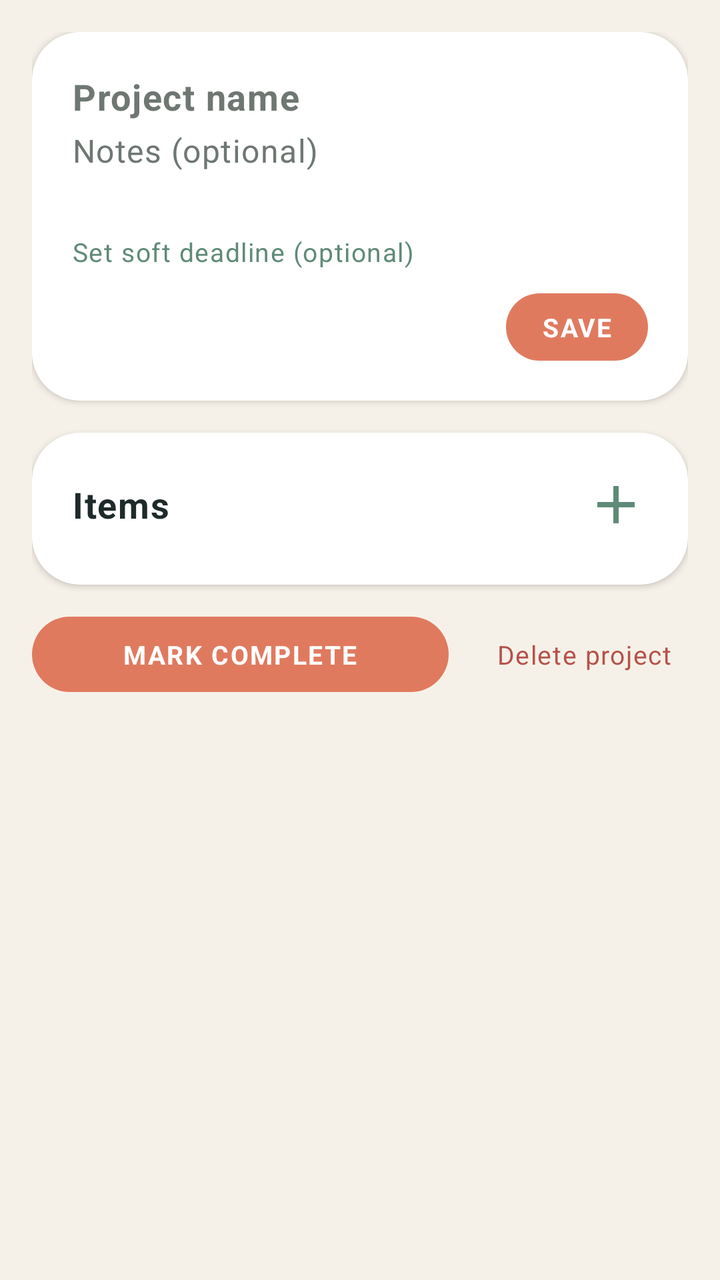
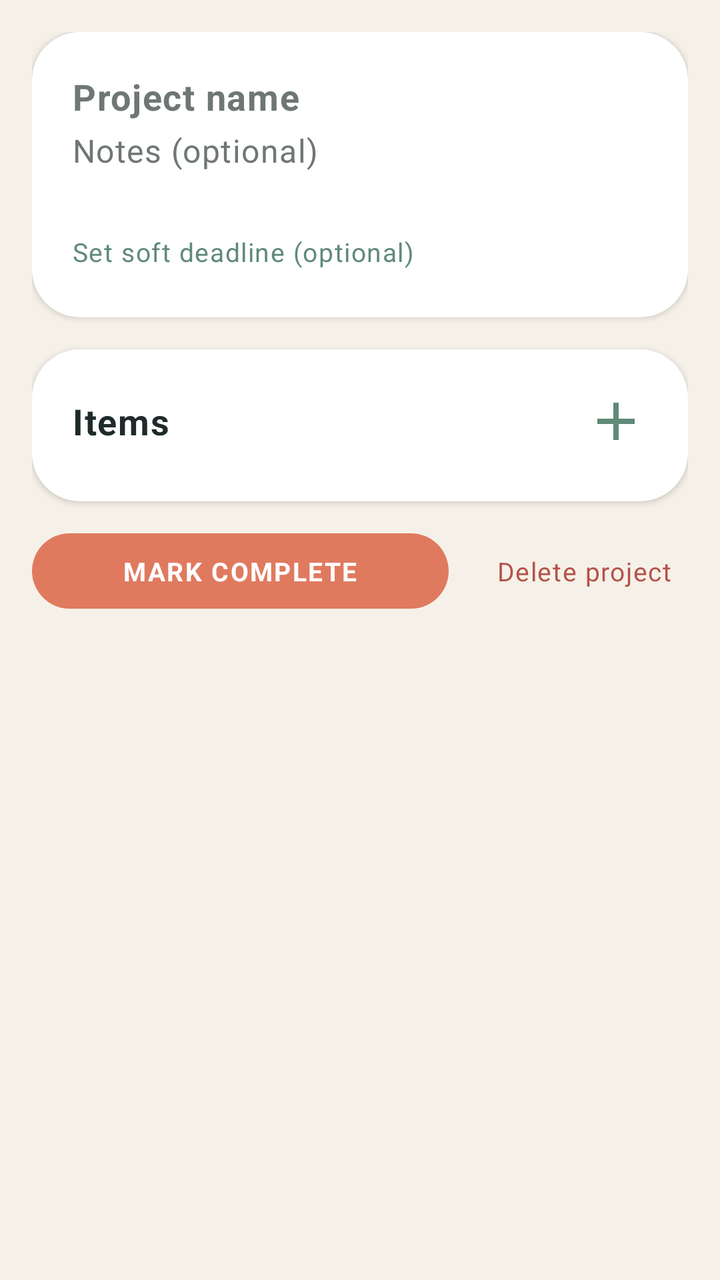

Compare the two renders of this Android layout. The source of the first and the diff that turns it into the second are given below.
<!-- AndroidManifest.xml: application theme Theme.BBetter -->
<!-- res/layout/fragment_project_detail.xml -->
<?xml version="1.0" encoding="utf-8"?>
<androidx.core.widget.NestedScrollView xmlns:android="http://schemas.android.com/apk/res/android"
    xmlns:app="http://schemas.android.com/apk/res-auto"
    xmlns:tools="http://schemas.android.com/tools"
    android:layout_width="match_parent"
    android:layout_height="match_parent"
    android:background="@color/bb_surface"
    android:fillViewport="true"
    android:scrollbars="none"
    tools:context=".ui.projects.ProjectDetailFragment">

    <LinearLayout
        android:layout_width="match_parent"
        android:layout_height="wrap_content"
        android:orientation="vertical"
        android:paddingStart="@dimen/spacing_md"
        android:paddingEnd="@dimen/spacing_md"
        android:paddingTop="@dimen/spacing_md"
        android:paddingBottom="@dimen/spacing_lg">

        
        <LinearLayout
            android:layout_width="match_parent"
            android:layout_height="wrap_content"
            android:background="@drawable/bg_card"
            android:elevation="@dimen/elevation_card"
            android:orientation="vertical"
            android:padding="@dimen/home_card_padding">

            <EditText
                android:id="@+id/projectDetailNameInput"
                android:layout_width="match_parent"
                android:layout_height="wrap_content"
                android:background="@null"
                android:hint="@string/create_project_name_hint"
                android:importantForAutofill="no"
                android:inputType="textCapSentences"
                android:maxLines="1"
                android:textAppearance="@style/TextAppearance.BBetter.Title" />

            <EditText
                android:id="@+id/projectDetailNotesInput"
                android:layout_width="match_parent"
                android:layout_height="wrap_content"
                android:layout_marginTop="@dimen/spacing_xs"
                android:background="@null"
                android:gravity="top"
                android:hint="@string/create_project_notes_hint"
                android:importantForAutofill="no"
                android:inputType="textMultiLine|textCapSentences"
                android:minLines="2"
                android:maxLines="6"
                android:textAppearance="@style/TextAppearance.BBetter.BodyMuted" />

            <LinearLayout
                android:layout_width="match_parent"
                android:layout_height="wrap_content"
                android:layout_marginTop="@dimen/spacing_sm"
                android:gravity="center_vertical"
                android:orientation="horizontal">

                <TextView
                    android:id="@+id/projectDetailDeadlineButton"
                    android:layout_width="0dp"
                    android:layout_height="wrap_content"
                    android:layout_weight="1"
                    android:background="?attr/selectableItemBackground"
                    android:clickable="true"
                    android:focusable="true"
                    android:paddingTop="@dimen/spacing_xs"
                    android:paddingBottom="@dimen/spacing_xs"
                    android:text="@string/create_project_set_deadline"
                    android:textAppearance="@style/TextAppearance.BBetter.Label"
                    android:textColor="@color/bb_primary" />

                <TextView
                    android:id="@+id/projectDetailDeadlineChip"
                    android:layout_width="wrap_content"
                    android:layout_height="wrap_content"
                    android:background="@drawable/bg_chip_secondary"
                    android:paddingStart="10dp"
                    android:paddingEnd="10dp"
                    android:paddingTop="4dp"
                    android:paddingBottom="4dp"
                    android:textAppearance="@style/TextAppearance.BBetter.Chip"
                    android:visibility="gone" />
            </LinearLayout>

            <TextView
                android:id="@+id/projectDetailSaveHeaderButton"
                android:layout_width="wrap_content"
                android:layout_height="wrap_content"
                android:layout_gravity="end"
                android:layout_marginTop="@dimen/spacing_sm"
                android:background="@drawable/bg_chip_energy"
                android:clickable="true"
                android:focusable="true"
                android:gravity="center"
                android:paddingStart="18dp"
                android:paddingEnd="18dp"
                android:paddingTop="8dp"
                android:paddingBottom="8dp"
                android:text="@string/project_detail_save"
                android:textAppearance="@style/TextAppearance.BBetter.Chip"
                android:textColor="@color/bb_on_primary" />

        </LinearLayout>

        
        <LinearLayout
            android:layout_width="match_parent"
            android:layout_height="wrap_content"
            android:layout_marginTop="@dimen/spacing_md"
            android:background="@drawable/bg_card"
            android:elevation="@dimen/elevation_card"
            android:orientation="vertical"
            android:padding="@dimen/home_card_padding">

            <LinearLayout
                android:layout_width="match_parent"
                android:layout_height="wrap_content"
                android:gravity="center_vertical"
                android:orientation="horizontal">

                <TextView
                    android:layout_width="0dp"
                    android:layout_height="wrap_content"
                    android:layout_weight="1"
                    android:text="@string/project_detail_items_title"
                    android:textAppearance="@style/TextAppearance.BBetter.Title" />

                <ImageButton
                    android:id="@+id/projectDetailAddItemButton"
                    android:layout_width="32dp"
                    android:layout_height="32dp"
                    android:background="?attr/selectableItemBackgroundBorderless"
                    android:contentDescription="@string/project_detail_add_item"
                    android:scaleType="fitCenter"
                    android:src="@drawable/ic_add_24"
                    app:tint="@color/bb_primary" />
            </LinearLayout>

            <TextView
                android:id="@+id/projectDetailItemsEmptyText"
                android:layout_width="match_parent"
                android:layout_height="wrap_content"
                android:layout_marginTop="@dimen/spacing_sm"
                android:text="@string/project_detail_items_empty"
                android:textAppearance="@style/TextAppearance.BBetter.BodyMuted"
                android:visibility="gone" />

            <androidx.recyclerview.widget.RecyclerView
                android:id="@+id/projectDetailItemsList"
                android:layout_width="match_parent"
                android:layout_height="wrap_content"
                android:layout_marginTop="@dimen/spacing_xs"
                android:nestedScrollingEnabled="false"
                android:overScrollMode="never" />

        </LinearLayout>

        
        <LinearLayout
            android:layout_width="match_parent"
            android:layout_height="wrap_content"
            android:layout_marginTop="@dimen/spacing_md"
            android:gravity="center_vertical"
            android:orientation="horizontal">

            <TextView
                android:id="@+id/projectDetailCompleteButton"
                android:layout_width="0dp"
                android:layout_height="wrap_content"
                android:layout_weight="1"
                android:background="@drawable/bg_chip_energy"
                android:clickable="true"
                android:focusable="true"
                android:gravity="center"
                android:paddingTop="10dp"
                android:paddingBottom="10dp"
                android:text="@string/project_detail_complete"
                android:textAppearance="@style/TextAppearance.BBetter.Chip"
                android:textColor="@color/bb_on_primary" />

            <TextView
                android:id="@+id/projectDetailDeleteButton"
                android:layout_width="wrap_content"
                android:layout_height="wrap_content"
                android:layout_marginStart="@dimen/spacing_md"
                android:background="?attr/selectableItemBackground"
                android:clickable="true"
                android:focusable="true"
                android:padding="@dimen/spacing_sm"
                android:text="@string/project_detail_delete"
                android:textAppearance="@style/TextAppearance.BBetter.Label"
                android:textColor="@color/bb_danger" />

        </LinearLayout>

    </LinearLayout>
</androidx.core.widget.NestedScrollView>
<!-- resources referenced by this layout -->
<resources>
  <color name="bb_danger">#FFB5524A</color>
  <color name="bb_on_primary">#FFFFFFFF</color>
  <color name="bb_primary">#FF5F8A78</color>
  <color name="bb_surface">#FFF6F1E8</color>
  <dimen name="elevation_card">2dp</dimen>
  <dimen name="home_card_padding">20dp</dimen>
  <dimen name="spacing_lg">25dp</dimen>
  <dimen name="spacing_md">16dp</dimen>
  <dimen name="spacing_sm">8dp</dimen>
  <dimen name="spacing_xs">4dp</dimen>
  <!-- drawable bg_card (drawable) -->
  <?xml version="1.0" encoding="utf-8"?>
  <shape xmlns:android="http://schemas.android.com/apk/res/android"
      android:shape="rectangle">
      <solid android:color="@color/bb_surface_card" />
      <corners android:radius="@dimen/radius_lg" />
  </shape>
  <!-- drawable bg_chip_energy (drawable) -->
  <?xml version="1.0" encoding="utf-8"?>
  <shape xmlns:android="http://schemas.android.com/apk/res/android"
      android:shape="rectangle">
      <solid android:color="@color/bb_accent_energy" />
      <corners android:radius="100dp" />
      <padding
          android:left="12dp"
          android:right="12dp"
          android:top="4dp"
          android:bottom="4dp" />
  </shape>
  <!-- drawable bg_chip_secondary (drawable) -->
  <?xml version="1.0" encoding="utf-8"?>
  <shape xmlns:android="http://schemas.android.com/apk/res/android"
      android:shape="rectangle">
      <solid android:color="@color/bb_secondary" />
      <corners android:radius="100dp" />
      <padding
          android:left="12dp"
          android:right="12dp"
          android:top="4dp"
          android:bottom="4dp" />
  </shape>
  <!-- drawable ic_add_24 (drawable) -->
  <vector android:height="24dp" android:tint="#000000"
      android:viewportHeight="24" android:viewportWidth="24"
      android:width="24dp" xmlns:android="http://schemas.android.com/apk/res/android">
      <path android:fillColor="@android:color/white" android:pathData="M19,13h-6v6h-2v-6H5v-2h6V5h2v6h6v2z"/>
  </vector>
  <string name="create_project_name_hint">Project name</string>
  <string name="create_project_notes_hint">Notes (optional)</string>
  <string name="create_project_set_deadline">Set soft deadline (optional)</string>
  <string name="project_detail_add_item">Add item</string>
  <string name="project_detail_complete">Mark complete</string>
  <string name="project_detail_delete">Delete project</string>
  <string name="project_detail_items_empty">No items yet — add one</string>
  <string name="project_detail_items_title">Items</string>
  <string name="project_detail_save">Save</string>
  <style name="TextAppearance.BBetter.BodyMuted">
          <item name="android:fontFamily">@font/plus_jakarta_sans</item>
          <item name="android:textSize">@dimen/text_body</item>
          <item name="android:textColor">@color/bb_on_surface_muted</item>
      </style>
  <style name="TextAppearance.BBetter.Label">
          <item name="android:fontFamily">@font/plus_jakarta_sans_medium</item>
          <item name="android:textSize">@dimen/text_label</item>
          <item name="android:letterSpacing">0.04</item>
          <item name="android:textColor">@color/bb_on_surface_muted</item>
      </style>
  <style name="TextAppearance.BBetter.Title">
          <item name="android:fontFamily">@font/plus_jakarta_sans_semibold</item>
          <item name="android:textStyle">bold</item>
          <item name="android:textSize">@dimen/text_title</item>
          <item name="android:textColor">@color/bb_on_surface</item>
      </style>
  <color name="bb_surface_card">#FFFFFFFF</color>
  <dimen name="radius_lg">24dp</dimen>
  <color name="bb_accent_energy">#FFE07A5F</color>
  <color name="bb_secondary">#FF3F4E8C</color>
  <dimen name="text_body">16sp</dimen>
  <color name="bb_on_surface_muted">#FF6F7772</color>
  <dimen name="text_label">13sp</dimen>
  <dimen name="text_title">18sp</dimen>
  <color name="bb_on_surface">#FF1F2A2A</color>
  <color name="bb_primary_dark">#FF2F4F4A</color>
  <!-- unchanged entries left out for length: 2 -->
</resources>

<!-- the commit's change to res/layout/fragment_project_detail.xml (unified diff, before → after) -->
@@ -85,24 +85,6 @@
                     android:textAppearance="@style/TextAppearance.BBetter.Chip"
                     android:visibility="gone" />
             </LinearLayout>
-
-            <TextView
-                android:id="@+id/projectDetailSaveHeaderButton"
-                android:layout_width="wrap_content"
-                android:layout_height="wrap_content"
-                android:layout_gravity="end"
-                android:layout_marginTop="@dimen/spacing_sm"
-                android:background="@drawable/bg_chip_energy"
-                android:clickable="true"
-                android:focusable="true"
-                android:gravity="center"
-                android:paddingStart="18dp"
-                android:paddingEnd="18dp"
-                android:paddingTop="8dp"
-                android:paddingBottom="8dp"
-                android:text="@string/project_detail_save"
-                android:textAppearance="@style/TextAppearance.BBetter.Chip"
-                android:textColor="@color/bb_on_primary" />
 
         </LinearLayout>
 
<!-- resource entries referenced after the edit -->
@@ -55,7 +55,6 @@
   <string name="project_detail_delete">Delete project</string>
   <string name="project_detail_items_empty">No items yet — add one</string>
   <string name="project_detail_items_title">Items</string>
-  <string name="project_detail_save">Save</string>
   <style name="TextAppearance.BBetter.BodyMuted">
           <item name="android:fontFamily">@font/plus_jakarta_sans</item>
           <item name="android:textSize">@dimen/text_body</item>
